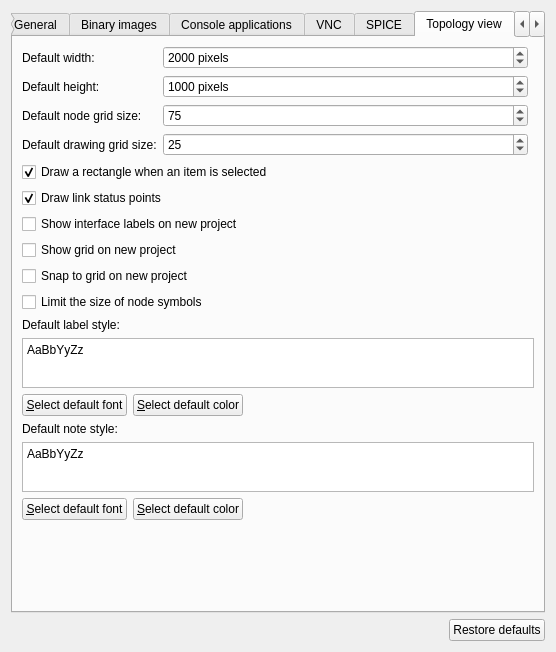
This is gns3/ui/general_preferences_page.ui in GNS3/gns3-gui as Qt 5 draws it before an edit. The edited form follows.
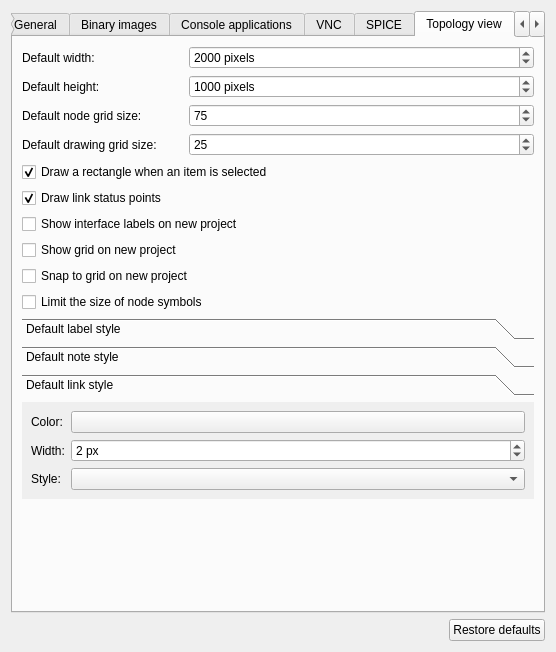
This is the edited form. The open tabs and pages were chosen to show the change.

Commit message: Add default link style section in preferences Update the default style colors based on the interface style

```diff
--- a/gns3/ui/general_preferences_page.ui
+++ b/gns3/ui/general_preferences_page.ui
@@ -641,25 +641,43 @@
       <attribute name="title">
        <string>Topology view</string>
       </attribute>
-      <layout class="QGridLayout" name="gridLayout_3">
-       <item row="0" column="0">
-        <widget class="QLabel" name="uiSceneWidthLabel">
+      <layout class="QGridLayout" name="gridLayout_6">
+       <item row="3" column="0">
+        <widget class="QLabel" name="uiDrawingGridSizeLabel">
          <property name="text">
-          <string>Default width:</string>
+          <string>Default drawing grid size:</string>
          </property>
         </widget>
        </item>
-       <item row="13" column="0">
-        <widget class="QLabel" name="uiNotePreviewLabel">
+       <item row="2" column="0">
+        <widget class="QLabel" name="uiNodeGridSizeLabel">
          <property name="text">
-          <string>Default note style:</string>
+          <string>Default node grid size:</string>
          </property>
         </widget>
        </item>
-       <item row="6" column="0" colspan="2">
-        <widget class="QCheckBox" name="uiShowInterfaceLabelsOnNewProject">
-         <property name="text">
-          <string>Show interface labels on new project</string>
+       <item row="2" column="1">
+        <widget class="QSpinBox" name="uiNodeGridSizeSpinBox">
+         <property name="sizePolicy">
+          <sizepolicy hsizetype="Expanding" vsizetype="Fixed">
+           <horstretch>0</horstretch>
+           <verstretch>0</verstretch>
+          </sizepolicy>
+         </property>
+         <property name="focusPolicy">
+          <enum>Qt::StrongFocus</enum>
+         </property>
+         <property name="minimum">
+          <number>5</number>
+         </property>
+         <property name="maximum">
+          <number>150</number>
+         </property>
+         <property name="singleStep">
+          <number>5</number>
+         </property>
+         <property name="value">
+          <number>75</number>
          </property>
         </widget>
        </item>
@@ -670,70 +688,25 @@
          </property>
         </widget>
        </item>
-       <item row="14" column="0" colspan="3">
-        <widget class="QPlainTextEdit" name="uiDefaultNoteStylePlainTextEdit">
-         <property name="sizePolicy">
-          <sizepolicy hsizetype="MinimumExpanding" vsizetype="Expanding">
-           <horstretch>0</horstretch>
-           <verstretch>0</verstretch>
-          </sizepolicy>
+       <item row="10" column="0" colspan="2">
+        <widget class="QToolBox" name="toolBox">
+         <property name="currentIndex">
+          <number>0</number>
          </property>
-         <property name="maximumSize">
-          <size>
-           <width>16777215</width>
-           <height>50</height>
-          </size>
-         </property>
-         <property name="focusPolicy">
-          <enum>Qt::NoFocus</enum>
-         </property>
-         <property name="readOnly">
-          <bool>true</bool>
-         </property>
-         <property name="plainText">
-          <string>AaBbYyZz</string>
-         </property>
-        </widget>
-       </item>
-       <item row="15" column="0" colspan="3">
-        <layout class="QHBoxLayout" name="horizontalLayout_14">
-         <item>
-          <widget class="QPushButton" name="uiDefaultNoteFontPushButton">
-           <property name="text">
-            <string>&amp;Select default font</string>
-           </property>
-          </widget>
-         </item>
-         <item>
-          <widget class="QPushButton" name="uiDefaultNoteColorPushButton">
-           <property name="text">
-            <string>&amp;Select default color</string>
-           </property>
-          </widget>
-         </item>
-         <item>
-          <spacer name="horizontalSpacer_5">
-           <property name="orientation">
-            <enum>Qt::Horizontal</enum>
-           </property>
-           <property name="sizeHint" stdset="0">
-            <size>
-             <width>40</width>
-             <height>20</height>
-            </size>
-           </property>
-          </spacer>
-         </item>
-        </layout>
-       </item>
-       <item row="9" column="0" colspan="2">
-        <widget class="QCheckBox" name="uiLimitSizeNodeSymbolCheckBox">
-         <property name="text">
-          <string>Limit the size of node symbols</string>
-         </property>
-        </widget>
-       </item>
-       <item row="12" column="0" colspan="3">
+         <widget class="QWidget" name="page">
+          <property name="geometry">
+           <rect>
+            <x>0</x>
+            <y>0</y>
+            <width>472</width>
+            <height>101</height>
+           </rect>
+          </property>
+          <attribute name="label">
+           <string>Default label style</string>
+          </attribute>
+          <layout class="QGridLayout" name="gridLayout_3">
+           <item row="1" column="0">
         <layout class="QHBoxLayout" name="horizontalLayout_5">
          <item>
           <widget class="QPushButton" name="uiDefaultLabelFontPushButton">
@@ -764,7 +737,7 @@
          </item>
         </layout>
        </item>
-       <item row="11" column="0" colspan="3">
+           <item row="0" column="0">
         <widget class="QPlainTextEdit" name="uiDefaultLabelStylePlainTextEdit">
          <property name="sizePolicy">
           <sizepolicy hsizetype="MinimumExpanding" vsizetype="Expanding">
@@ -789,32 +762,135 @@
          </property>
         </widget>
        </item>
-       <item row="1" column="1">
-        <widget class="QSpinBox" name="uiSceneHeightSpinBox">
+          </layout>
+         </widget>
+         <widget class="QWidget" name="page_2">
+          <property name="geometry">
+           <rect>
+            <x>0</x>
+            <y>0</y>
+            <width>309</width>
+            <height>101</height>
+           </rect>
+          </property>
+          <attribute name="label">
+           <string>Default note style</string>
+          </attribute>
+          <layout class="QGridLayout" name="gridLayout_5">
+           <item row="0" column="0">
+            <widget class="QPlainTextEdit" name="uiDefaultNoteStylePlainTextEdit">
          <property name="sizePolicy">
-          <sizepolicy hsizetype="Expanding" vsizetype="Fixed">
+              <sizepolicy hsizetype="MinimumExpanding" vsizetype="Expanding">
            <horstretch>0</horstretch>
            <verstretch>0</verstretch>
           </sizepolicy>
          </property>
          <property name="focusPolicy">
-          <enum>Qt::StrongFocus</enum>
-         </property>
+              <enum>Qt::NoFocus</enum>
+             </property>
+             <property name="readOnly">
+              <bool>true</bool>
+             </property>
+             <property name="plainText">
+              <string>AaBbYyZz</string>
+             </property>
+            </widget>
+           </item>
+           <item row="1" column="0">
+            <layout class="QHBoxLayout" name="horizontalLayout_14">
+             <item>
+              <widget class="QPushButton" name="uiDefaultNoteFontPushButton">
+               <property name="text">
+                <string>&amp;Select default font</string>
+               </property>
+              </widget>
+             </item>
+             <item>
+              <widget class="QPushButton" name="uiDefaultNoteColorPushButton">
+               <property name="text">
+                <string>&amp;Select default color</string>
+               </property>
+              </widget>
+             </item>
+             <item>
+              <spacer name="horizontalSpacer_5">
+               <property name="orientation">
+                <enum>Qt::Horizontal</enum>
+               </property>
+               <property name="sizeHint" stdset="0">
+                <size>
+                 <width>40</width>
+                 <height>20</height>
+                </size>
+               </property>
+              </spacer>
+             </item>
+            </layout>
+           </item>
+          </layout>
+         </widget>
+         <widget class="QWidget" name="page_3">
+          <property name="geometry">
+           <rect>
+            <x>0</x>
+            <y>0</y>
+            <width>472</width>
+            <height>106</height>
+           </rect>
+          </property>
+          <attribute name="label">
+           <string>Default link style</string>
+          </attribute>
+          <layout class="QFormLayout" name="formLayout">
+           <item row="0" column="0">
+            <widget class="QLabel" name="uiDefaultLinkColorLabel">
+             <property name="text">
+              <string>Color:</string>
+             </property>
+            </widget>
+           </item>
+           <item row="0" column="1">
+            <widget class="QPushButton" name="uiDefaultLinkColorPushButton">
+             <property name="text">
+              <string/>
+             </property>
+            </widget>
+           </item>
+           <item row="1" column="0">
+            <widget class="QLabel" name="uiDefaultLinkWidthLabel">
+             <property name="text">
+              <string>Width:</string>
+             </property>
+            </widget>
+           </item>
+           <item row="1" column="1">
+            <widget class="QSpinBox" name="uiDefaultLinkWidthSpinBox">
          <property name="suffix">
-          <string> pixels</string>
+              <string> px</string>
          </property>
          <property name="minimum">
-          <number>500</number>
+              <number>1</number>
          </property>
          <property name="maximum">
-          <number>1000000</number>
-         </property>
-         <property name="singleStep">
           <number>100</number>
          </property>
          <property name="value">
-          <number>1000</number>
-         </property>
+              <number>2</number>
+             </property>
+            </widget>
+           </item>
+           <item row="2" column="0">
+            <widget class="QLabel" name="uiDefaultLinkStyleLabel">
+             <property name="text">
+              <string>Style:</string>
+             </property>
+            </widget>
+           </item>
+           <item row="2" column="1">
+            <widget class="QComboBox" name="uiDefaultLinkStyleComboBox"/>
+           </item>
+          </layout>
+         </widget>
         </widget>
        </item>
        <item row="0" column="1">
@@ -845,34 +921,6 @@
          </property>
         </widget>
        </item>
-       <item row="8" column="0" colspan="2">
-        <widget class="QCheckBox" name="uiSnapToGridOnNewProject">
-         <property name="text">
-          <string>Snap to grid on new project</string>
-         </property>
-        </widget>
-       </item>
-       <item row="3" column="0">
-        <widget class="QLabel" name="uiDrawingGridSizeLabel">
-         <property name="text">
-          <string>Default drawing grid size:</string>
-         </property>
-        </widget>
-       </item>
-       <item row="10" column="0">
-        <widget class="QLabel" name="uiLabelPreviewLabel">
-         <property name="text">
-          <string>Default label style:</string>
-         </property>
-        </widget>
-       </item>
-       <item row="2" column="0">
-        <widget class="QLabel" name="uiNodeGridSizeLabel">
-         <property name="text">
-          <string>Default node grid size:</string>
-         </property>
-        </widget>
-       </item>
        <item row="3" column="1">
         <widget class="QSpinBox" name="uiDrawingGridSizeSpinBox">
          <property name="sizePolicy">
@@ -898,39 +946,66 @@
          </property>
         </widget>
        </item>
-       <item row="2" column="1">
-        <widget class="QSpinBox" name="uiNodeGridSizeSpinBox">
-         <property name="sizePolicy">
-          <sizepolicy hsizetype="Expanding" vsizetype="Fixed">
-           <horstretch>0</horstretch>
-           <verstretch>0</verstretch>
-          </sizepolicy>
+       <item row="0" column="0">
+        <widget class="QLabel" name="uiSceneWidthLabel">
+         <property name="text">
+          <string>Default width:</string>
          </property>
-         <property name="focusPolicy">
-          <enum>Qt::StrongFocus</enum>
+        </widget>
+       </item>
+       <item row="5" column="0">
+        <widget class="QCheckBox" name="uiDrawLinkStatusPointsCheckBox">
+         <property name="text">
+          <string>Draw link status points</string>
          </property>
-         <property name="minimum">
-          <number>5</number>
+         <property name="checked">
+          <bool>true</bool>
          </property>
-         <property name="maximum">
-          <number>150</number>
+        </widget>
+       </item>
+       <item row="6" column="0" colspan="2">
+        <widget class="QCheckBox" name="uiShowInterfaceLabelsOnNewProject">
+         <property name="text">
+          <string>Show interface labels on new project</string>
          </property>
-         <property name="singleStep">
-          <number>5</number>
-         </property>
-         <property name="value">
-          <number>75</number>
-         </property>
         </widget>
        </item>
-       <item row="7" column="0" colspan="2">
+       <item row="7" column="0">
         <widget class="QCheckBox" name="uiShowGridOnNewProject">
          <property name="text">
           <string>Show grid on new project</string>
          </property>
         </widget>
        </item>
-       <item row="4" column="0" colspan="3">
+       <item row="1" column="1">
+        <widget class="QSpinBox" name="uiSceneHeightSpinBox">
+         <property name="sizePolicy">
+          <sizepolicy hsizetype="Expanding" vsizetype="Fixed">
+           <horstretch>0</horstretch>
+           <verstretch>0</verstretch>
+          </sizepolicy>
+         </property>
+         <property name="focusPolicy">
+          <enum>Qt::StrongFocus</enum>
+         </property>
+         <property name="suffix">
+          <string> pixels</string>
+         </property>
+         <property name="minimum">
+          <number>500</number>
+         </property>
+         <property name="maximum">
+          <number>1000000</number>
+         </property>
+         <property name="singleStep">
+          <number>100</number>
+         </property>
+         <property name="value">
+          <number>1000</number>
+         </property>
+        </widget>
+       </item>
+       <item row="4" column="0" colspan="2">
         <widget class="QCheckBox" name="uiRectangleSelectedItemCheckBox">
          <property name="text">
           <string>Draw a rectangle when an item is selected</string>
@@ -940,7 +1015,7 @@
          </property>
         </widget>
        </item>
-       <item row="16" column="0">
+       <item row="13" column="0">
         <spacer name="verticalSpacer_2">
          <property name="orientation">
           <enum>Qt::Vertical</enum>
@@ -953,16 +1028,33 @@
          </property>
         </spacer>
        </item>
-       <item row="5" column="0" colspan="2">
-        <widget class="QCheckBox" name="uiDrawLinkStatusPointsCheckBox">
+       <item row="9" column="0" colspan="2">
+        <widget class="QCheckBox" name="uiLimitSizeNodeSymbolCheckBox">
          <property name="text">
-          <string>Draw link status points</string>
+          <string>Limit the size of node symbols</string>
          </property>
-         <property name="checked">
-          <bool>true</bool>
+        </widget>
+       </item>
+       <item row="8" column="0" colspan="2">
+        <widget class="QCheckBox" name="uiSnapToGridOnNewProject">
+         <property name="text">
+          <string>Snap to grid on new project</string>
          </property>
         </widget>
        </item>
+       <item row="11" column="0">
+        <spacer name="verticalSpacer_5">
+         <property name="orientation">
+          <enum>Qt::Vertical</enum>
+         </property>
+         <property name="sizeHint" stdset="0">
+          <size>
+           <width>20</width>
+           <height>40</height>
+          </size>
+         </property>
+        </spacer>
+       </item>
       </layout>
      </widget>
      <widget class="QWidget" name="uiMiscTab">
```
Left out of the diff: 6 changed lines with no effect on the pictures. Lines whose indentation alone changed are shown as unchanged. The commit also changes 9 other files.
